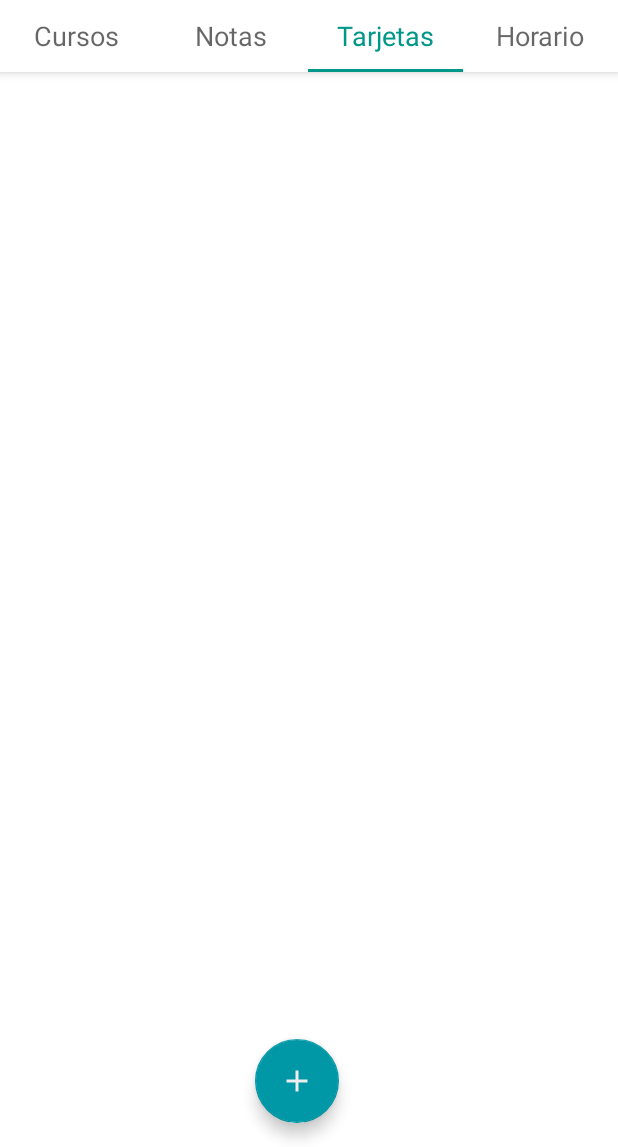
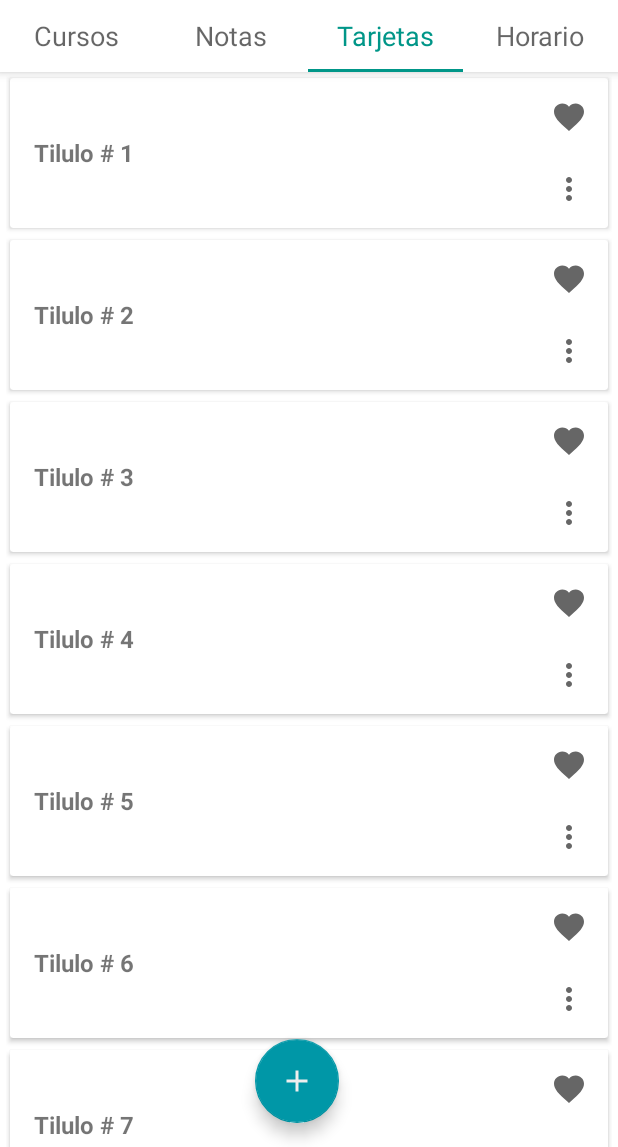
Before and after one commit to AndresLesmesg/TotalFocus, an Android app: the PlaceholderFragment screen opened directly, with no data from a screen before it, tab 3 chosen, on a phone screen of 412 x 824 dp, the part 89-1236 px from its top. Run offline under Robolectric (Android 15) with nearby library versions, the phone set to English and light mode, and no system bars.

Commit message:
add data test

```diff
--- a/app/src/main/java/com/andreslesmesg/totalfocus/model/Timetable.java
+++ b/app/src/main/java/com/andreslesmesg/totalfocus/model/Timetable.java
@@ -2,4 +2,9 @@ package com.andreslesmesg.totalfocus.model;
 
 public class Timetable {
 
+    private String title;
+
+    public Timetable(String title) {
+        this.title = title;
+    }
 }
--- a/app/src/main/java/com/andreslesmesg/totalfocus/ui/main/PlaceholderFragment.java
+++ b/app/src/main/java/com/andreslesmesg/totalfocus/ui/main/PlaceholderFragment.java
@@ -26,6 +26,7 @@ import com.andreslesmesg.totalfocus.ui.adapter.PostItAdapterRV;
 import com.andreslesmesg.totalfocus.ui.adapter.TimetableAdapterRV;
 
 import java.util.ArrayList;
+import java.util.Random;
 
 /**
  * A placeholder fragment containing a simple view.
@@ -102,19 +103,36 @@ public class PlaceholderFragment extends Fragment {
     }
 
     private ArrayList<Course> getCourses() {
-        return null;
+        ArrayList<Course> data = new ArrayList<>();
+        for (int i = 0; i < 10; i++) {
+            data.add(new Course("Curso # "+(i+1), (int) ((Math.random() * 4))));
+        }
+        return data;
     }
 
     private ArrayList<Note> getNotes() {
-        return null;
+        ArrayList<Note> data = new ArrayList<>();
+        for (int i = 0; i < 10; i++) {
+            data.add(new Note("Nota # "+(i+1), (int) ((Math.random() * 4))));
+        }
+        return data;
     }
 
     private ArrayList<PostIt> getPostIts() {
-        return null;
+
+        ArrayList<PostIt> data = new ArrayList<>();
+        for (int i = 0; i < 10; i++) {
+            data.add(new PostIt("Tilulo # "+(i+1), "Contenido # "+(i+1)));
+        }
+        return data;
     }
 
     private ArrayList<Timetable> getTimetables() {
-        return null;
+        ArrayList<Timetable> data = new ArrayList<>();
+        for (int i = 0; i < 6; i++) {
+            data.add(new Timetable("Horario # "+(i+1)));
+        }
+        return data;
     }
 
     @Override
--- a/app/src/main/res/drawable/ic_total_focus_logo.xml
+++ b/app/src/main/res/drawable/ic_total_focus_logo.xml
@@ -1,7 +1,7 @@
 <vector xmlns:android="http://schemas.android.com/apk/res/android"
     xmlns:aapt="http://schemas.android.com/aapt"
-    android:width="500dp"
-    android:height="500dp"
+    android:width="200dp"
+    android:height="200dp"
     android:viewportWidth="132.29166"
     android:viewportHeight="132.29167">
   <path
```
